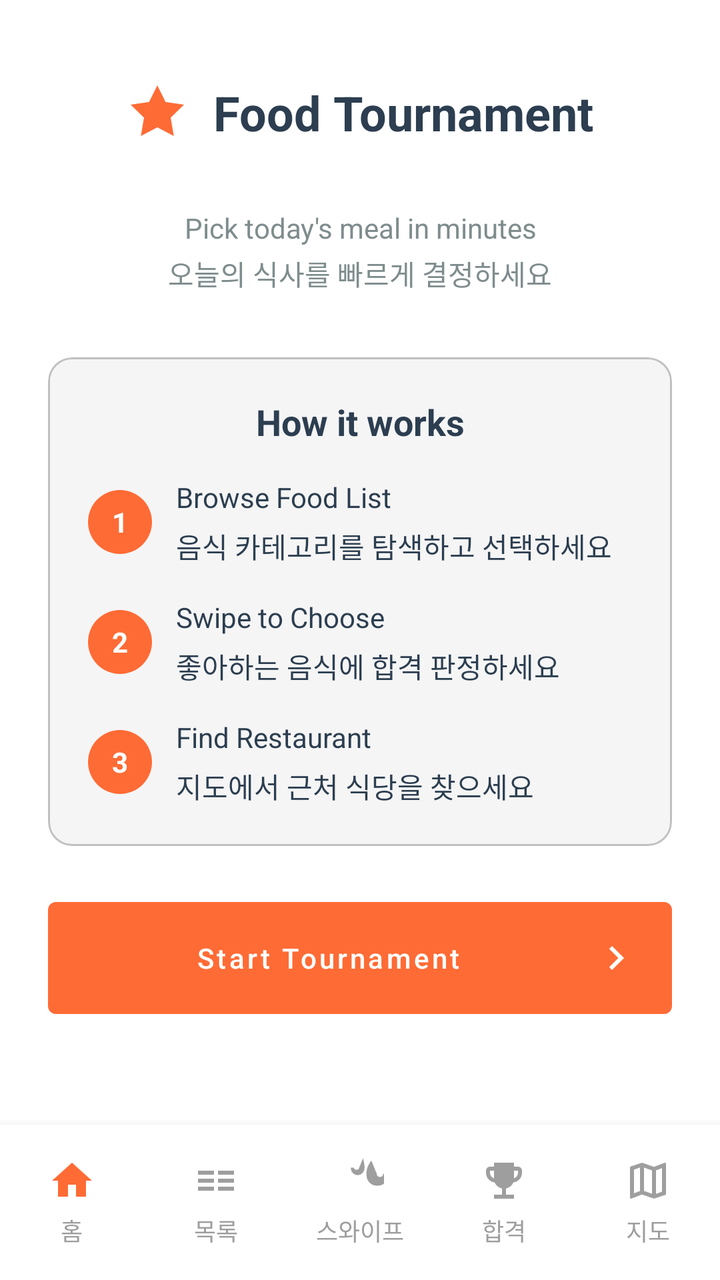
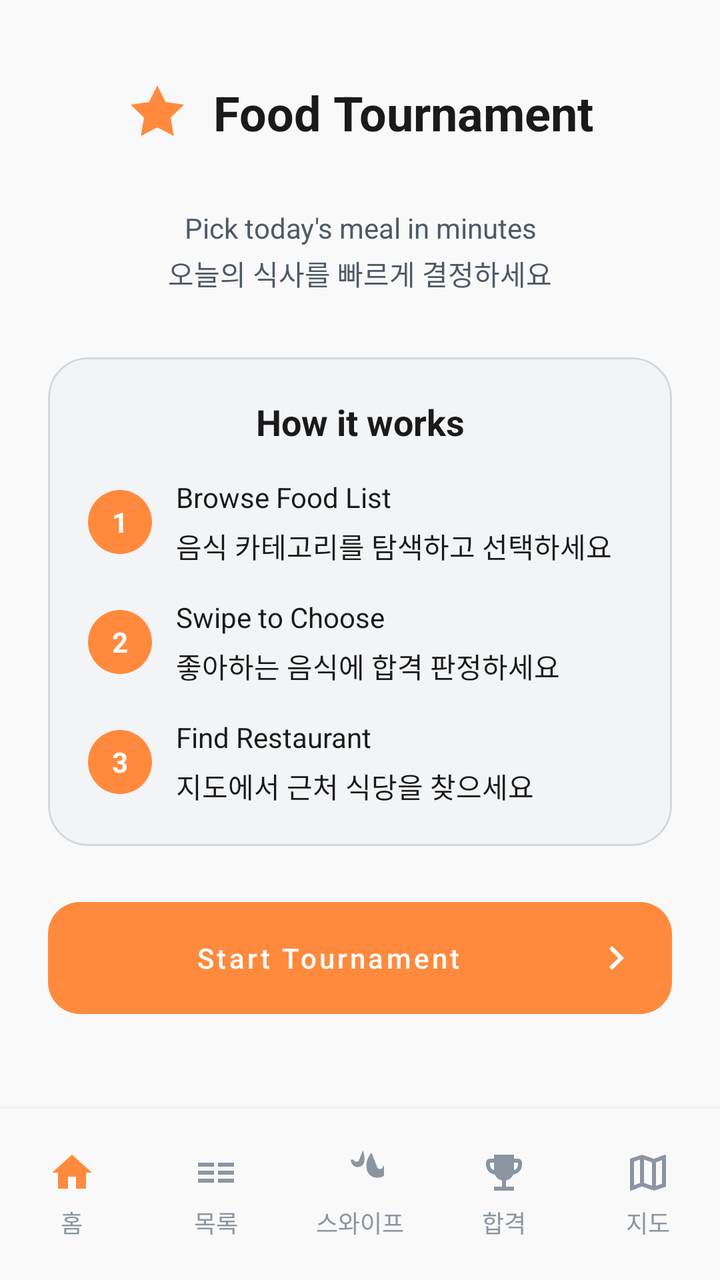

Compare the two renders of this Android layout. The source of the first and the diff that turns it into the second are given below.
<!-- AndroidManifest.xml: application theme Theme.Molip_1st -->
<!-- res/layout/activity_intro.xml -->
<?xml version="1.0" encoding="utf-8"?>
<androidx.constraintlayout.widget.ConstraintLayout xmlns:android="http://schemas.android.com/apk/res/android"
    xmlns:app="http://schemas.android.com/apk/res-auto"
    xmlns:tools="http://schemas.android.com/tools"
    android:layout_width="match_parent"
    android:layout_height="match_parent"
    android:background="@color/white"
    tools:context=".ui.IntroActivity">

    
    <ScrollView
        android:id="@+id/scrollView"
        android:layout_width="0dp"
        android:layout_height="0dp"
        android:fillViewport="true"
        app:layout_constraintBottom_toTopOf="@+id/bottomNavigation"
        app:layout_constraintEnd_toEndOf="parent"
        app:layout_constraintStart_toStartOf="parent"
        app:layout_constraintTop_toTopOf="parent">

        <LinearLayout
            android:layout_width="match_parent"
            android:layout_height="wrap_content"
            android:orientation="vertical"
            android:padding="24dp">

            
            <LinearLayout
                android:layout_width="match_parent"
                android:layout_height="wrap_content"
                android:orientation="horizontal"
                android:gravity="center"
                android:layout_marginTop="16dp"
                android:layout_marginBottom="32dp">

                <ImageView
                    android:id="@+id/headerIcon"
                    android:layout_width="32dp"
                    android:layout_height="32dp"
                    android:src="@drawable/ic_star_orange"
                    android:contentDescription="@string/app_title" />

                <TextView
                    android:id="@+id/titleTextView"
                    android:layout_width="wrap_content"
                    android:layout_height="wrap_content"
                    android:text="@string/app_title"
                    android:textSize="24sp"
                    android:textStyle="bold"
                    android:textColor="@color/text_primary"
                    android:layout_marginStart="12dp" />
            </LinearLayout>

            <TextView
                android:id="@+id/subtitleTextView"
                android:layout_width="match_parent"
                android:layout_height="wrap_content"
                android:text="@string/app_subtitle"
                android:textSize="14sp"
                android:textColor="@color/text_secondary"
                android:gravity="center"
                android:lineSpacingMultiplier="1.2"
                android:layout_marginBottom="32dp" />

            
            <com.google.android.material.card.MaterialCardView
                android:layout_width="match_parent"
                android:layout_height="wrap_content"
                android:layout_marginBottom="24dp"
                app:cardBackgroundColor="@color/card_background_gray"
                app:shapeAppearance="@style/ShapeAppearance.Molip_1st.MediumComponent"
                app:cardElevation="0dp">

                <LinearLayout
                    android:layout_width="match_parent"
                    android:layout_height="wrap_content"
                    android:orientation="vertical"
                    android:padding="20dp">

                    <TextView
                        android:layout_width="match_parent"
                        android:layout_height="wrap_content"
                        android:text="@string/how_it_works_title"
                        android:textSize="18sp"
                        android:textStyle="bold"
                        android:textColor="@color/text_primary"
                        android:gravity="center"
                        android:layout_marginBottom="16dp" />

                    
                    <LinearLayout
                        android:layout_width="match_parent"
                        android:layout_height="wrap_content"
                        android:orientation="horizontal"
                        android:gravity="center_vertical"
                        android:layout_marginBottom="16dp">

                        <TextView
                            android:layout_width="32dp"
                            android:layout_height="32dp"
                            android:background="@drawable/shape_circle_orange"
                            android:gravity="center"
                            android:text="1"
                            android:textColor="@color/white"
                            android:textSize="14sp"
                            android:textStyle="bold" />

                        <TextView
                            android:layout_width="0dp"
                            android:layout_height="wrap_content"
                            android:layout_weight="1"
                            android:text="@string/how_it_works_step1"
                            android:textSize="14sp"
                            android:textColor="@color/text_primary"
                            android:layout_marginStart="12dp"
                            android:lineSpacingMultiplier="1.3" />
                    </LinearLayout>

                    
                    <LinearLayout
                        android:layout_width="match_parent"
                        android:layout_height="wrap_content"
                        android:orientation="horizontal"
                        android:gravity="center_vertical"
                        android:layout_marginBottom="16dp">

                        <TextView
                            android:layout_width="32dp"
                            android:layout_height="32dp"
                            android:background="@drawable/shape_circle_orange"
                            android:gravity="center"
                            android:text="2"
                            android:textColor="@color/white"
                            android:textSize="14sp"
                            android:textStyle="bold" />

                        <TextView
                            android:layout_width="0dp"
                            android:layout_height="wrap_content"
                            android:layout_weight="1"
                            android:text="@string/how_it_works_step2"
                            android:textSize="14sp"
                            android:textColor="@color/text_primary"
                            android:layout_marginStart="12dp"
                            android:lineSpacingMultiplier="1.3" />
                    </LinearLayout>

                    
                    <LinearLayout
                        android:layout_width="match_parent"
                        android:layout_height="wrap_content"
                        android:orientation="horizontal"
                        android:gravity="center_vertical">

                        <TextView
                            android:layout_width="32dp"
                            android:layout_height="32dp"
                            android:background="@drawable/shape_circle_orange"
                            android:gravity="center"
                            android:text="3"
                            android:textColor="@color/white"
                            android:textSize="14sp"
                            android:textStyle="bold" />

                        <TextView
                            android:layout_width="0dp"
                            android:layout_height="wrap_content"
                            android:layout_weight="1"
                            android:text="@string/how_it_works_step3"
                            android:textSize="14sp"
                            android:textColor="@color/text_primary"
                            android:layout_marginStart="12dp"
                            android:lineSpacingMultiplier="1.3" />
                    </LinearLayout>
                </LinearLayout>
            </com.google.android.material.card.MaterialCardView>

            
            <com.google.android.material.card.MaterialCardView
                android:id="@+id/recentWinnerCard"
                android:layout_width="match_parent"
                android:layout_height="wrap_content"
                android:layout_marginBottom="24dp"
                android:visibility="gone"
                app:shapeAppearance="@style/ShapeAppearance.Molip_1st.MediumComponent"
                app:cardElevation="0dp">

                <LinearLayout
                    android:layout_width="match_parent"
                    android:layout_height="wrap_content"
                    android:orientation="horizontal"
                    android:padding="20dp"
                    android:background="@drawable/bg_recent_winner_gradient"
                    android:gravity="center">

                    <TextView
                        android:id="@+id/recentWinnerTitle"
                        android:layout_width="0dp"
                        android:layout_height="wrap_content"
                        android:layout_weight="1"
                        android:text="@string/recent_winner_title"
                        android:textSize="16sp"
                        android:textStyle="bold"
                        android:textColor="@color/text_primary" />

                    <ImageView
                        android:id="@+id/recentWinnerImageView"
                        android:layout_width="64dp"
                        android:layout_height="64dp"
                        android:layout_marginStart="16dp"
                        android:scaleType="fitCenter"
                        android:background="@android:color/transparent"
                        android:contentDescription="Recent winner food"
                        tools:ignore="ContentDescription" />

                    <TextView
                        android:id="@+id/recentWinnerNameTextView"
                        android:layout_width="wrap_content"
                        android:layout_height="wrap_content"
                        android:layout_marginStart="16dp"
                        android:text="육회비빔밥"
                        android:textSize="16sp"
                        android:textStyle="bold"
                        android:textColor="@color/text_primary" />
                </LinearLayout>
            </com.google.android.material.card.MaterialCardView>

            
            <com.google.android.material.button.MaterialButton
                android:id="@+id/startButton"
                android:layout_width="match_parent"
                android:layout_height="wrap_content"
                android:text="@string/start_tournament"
                android:textAppearance="?attr/textAppearanceLabelLarge"
                android:textColor="@color/white"
                app:backgroundTint="@color/md3_color_primary"
                app:shapeAppearance="@style/ShapeAppearance.Molip_1st.SmallComponent"
                android:padding="16dp"
                android:drawableEnd="@drawable/ic_arrow_right"
                android:drawablePadding="8dp"
                android:layout_marginBottom="16dp" />
        </LinearLayout>
    </ScrollView>

    
    <include
        android:id="@+id/bottomNavigation"
        layout="@layout/layout_bottom_navigation"
        android:layout_width="0dp"
        android:layout_height="wrap_content"
        app:layout_constraintBottom_toBottomOf="parent"
        app:layout_constraintEnd_toEndOf="parent"
        app:layout_constraintStart_toStartOf="parent" />

</androidx.constraintlayout.widget.ConstraintLayout>
<!-- res/layout/layout_bottom_navigation.xml (included above) -->
<?xml version="1.0" encoding="utf-8"?>
<LinearLayout xmlns:android="http://schemas.android.com/apk/res/android"
    xmlns:app="http://schemas.android.com/apk/res-auto"
    android:id="@+id/bottomNavigation"
    android:layout_width="match_parent"
    android:layout_height="wrap_content"
    android:orientation="horizontal"
    android:background="@color/white"
    android:paddingTop="8dp"
    android:paddingBottom="8dp"
    android:elevation="8dp">

    
    <LinearLayout
        android:id="@+id/navHome"
        android:layout_width="0dp"
        android:layout_height="wrap_content"
        android:layout_weight="1"
        android:orientation="vertical"
        android:gravity="center"
        android:padding="8dp"
        android:clickable="true"
        android:focusable="true"
        android:background="?attr/selectableItemBackground">

        <ImageView
            android:layout_width="24dp"
            android:layout_height="24dp"
            app:srcCompat="@drawable/ic_home"
            android:contentDescription="@string/nav_home" />

        <TextView
            android:layout_width="wrap_content"
            android:layout_height="wrap_content"
            android:text="@string/nav_home"
            android:textSize="12sp"
            android:textColor="@color/navigation_unselected"
            android:layout_marginTop="4dp" />
    </LinearLayout>

    
    <LinearLayout
        android:id="@+id/navList"
        android:layout_width="0dp"
        android:layout_height="wrap_content"
        android:layout_weight="1"
        android:orientation="vertical"
        android:gravity="center"
        android:padding="8dp"
        android:clickable="true"
        android:focusable="true"
        android:background="?attr/selectableItemBackground">

        <ImageView
            android:layout_width="24dp"
            android:layout_height="24dp"
            app:srcCompat="@drawable/ic_list"
            android:contentDescription="@string/nav_list" />

        <TextView
            android:layout_width="wrap_content"
            android:layout_height="wrap_content"
            android:text="@string/nav_list"
            android:textSize="12sp"
            android:textColor="@color/navigation_unselected"
            android:layout_marginTop="4dp" />
    </LinearLayout>

    
    <LinearLayout
        android:id="@+id/navSwipe"
        android:layout_width="0dp"
        android:layout_height="wrap_content"
        android:layout_weight="1"
        android:orientation="vertical"
        android:gravity="center"
        android:padding="8dp"
        android:clickable="true"
        android:focusable="true"
        android:background="?attr/selectableItemBackground">

        <ImageView
            android:layout_width="24dp"
            android:layout_height="24dp"
            app:srcCompat="@drawable/ic_swipe"
            android:contentDescription="@string/nav_swipe" />

        <TextView
            android:layout_width="wrap_content"
            android:layout_height="wrap_content"
            android:text="@string/nav_swipe"
            android:textSize="12sp"
            android:textColor="@color/navigation_unselected"
            android:layout_marginTop="4dp" />
    </LinearLayout>

    
    <LinearLayout
        android:id="@+id/navAccepted"
        android:layout_width="0dp"
        android:layout_height="wrap_content"
        android:layout_weight="1"
        android:orientation="vertical"
        android:gravity="center"
        android:padding="8dp"
        android:clickable="true"
        android:focusable="true"
        android:background="?attr/selectableItemBackground">

        <ImageView
            android:layout_width="24dp"
            android:layout_height="24dp"
            app:srcCompat="@drawable/ic_trophy"
            android:contentDescription="@string/nav_accepted" />

        <TextView
            android:layout_width="wrap_content"
            android:layout_height="wrap_content"
            android:text="@string/nav_accepted"
            android:textSize="12sp"
            android:textColor="@color/navigation_unselected"
            android:layout_marginTop="4dp" />
    </LinearLayout>

    
    <LinearLayout
        android:id="@+id/navMap"
        android:layout_width="0dp"
        android:layout_height="wrap_content"
        android:layout_weight="1"
        android:orientation="vertical"
        android:gravity="center"
        android:padding="8dp"
        android:clickable="true"
        android:focusable="true"
        android:background="?attr/selectableItemBackground">

        <ImageView
            android:layout_width="24dp"
            android:layout_height="24dp"
            app:srcCompat="@drawable/ic_map"
            android:contentDescription="@string/nav_map" />

        <TextView
            android:layout_width="wrap_content"
            android:layout_height="wrap_content"
            android:text="@string/nav_map"
            android:textSize="12sp"
            android:textColor="@color/navigation_unselected"
            android:layout_marginTop="4dp" />
    </LinearLayout>
</LinearLayout>
<!-- resources referenced by this layout -->
<resources>
  <color name="card_background_gray">#F5F5F5</color>
  <color name="md3_color_primary">#FF6B35</color>
  <color name="navigation_unselected">#9E9E9E</color>
  <color name="text_primary">#2C3E50</color>
  <color name="text_secondary">#7F8C8D</color>
  <!-- drawable bg_recent_winner_gradient (drawable) -->
  <?xml version="1.0" encoding="utf-8"?>
  <shape xmlns:android="http://schemas.android.com/apk/res/android">
      <gradient
          android:type="linear"
          android:angle="135"
          android:startColor="@color/recent_winner_yellow_start"
          android:endColor="@color/recent_winner_yellow_end" />
      <corners android:radius="12dp" />
  </shape>
  <style name="ShapeAppearance.Molip_1st.MediumComponent" parent="ShapeAppearance.Material3.MediumComponent">
          <item name="cornerFamilyTopLeft">rounded</item>
          <item name="cornerFamilyTopRight">rounded</item>
          <item name="cornerFamilyBottomLeft">rounded</item>
          <item name="cornerFamilyBottomRight">rounded</item>
          <item name="cornerSizeTopLeft">12dp</item>
          <item name="cornerSizeTopRight">12dp</item>
          <item name="cornerSizeBottomLeft">12dp</item>
          <item name="cornerSizeBottomRight">12dp</item>
      </style>
  <style name="ShapeAppearance.Molip_1st.SmallComponent" parent="ShapeAppearance.Material3.SmallComponent">
          <item name="cornerFamilyTopLeft">rounded</item>
          <item name="cornerFamilyTopRight">rounded</item>
          <item name="cornerFamilyBottomLeft">rounded</item>
          <item name="cornerFamilyBottomRight">rounded</item>
          <item name="cornerSizeTopLeft">4dp</item>
          <item name="cornerSizeTopRight">4dp</item>
          <item name="cornerSizeBottomLeft">4dp</item>
          <item name="cornerSizeBottomRight">4dp</item>
      </style>
  <color name="recent_winner_yellow_start">#FFF9C4</color>
  <color name="recent_winner_yellow_end">#FFF59D</color>
  <color name="primary_orange">#FF6B35</color>
  <color name="md3_color_primary_container">#FFE0D6</color>
  <color name="md3_color_secondary">#F1C40F</color>
  <color name="md3_color_secondary_container">#FFF9C4</color>
  <color name="md3_color_tertiary">#E63946</color>
  <color name="md3_color_tertiary_container">#FFE0E3</color>
  <color name="md3_color_surface">#FFF8F5</color>
  <color name="md3_color_on_surface">#2C3E50</color>
  <color name="md3_color_surface_variant">#F5F5F5</color>
  <color name="md3_color_on_surface_variant">#7F8C8D</color>
  <color name="md3_color_outline">#E0E0E0</color>
  <color name="md3_color_outline_variant">#C0C0C0</color>
  <color name="md3_color_background">#FFF8F5</color>
  <color name="md3_color_on_background">#2C3E50</color>
  <style name="TextAppearance.Molip_1st.TitleLarge" parent="TextAppearance.Material3.TitleLarge">
          <item name="android:textSize">22sp</item>
          <item name="android:lineHeight">28sp</item>
          <item name="android:letterSpacing">0</item>
          <item name="android:fontFamily">sans-serif-medium</item>
      </style>
  <style name="TextAppearance.Molip_1st.TitleMedium" parent="TextAppearance.Material3.TitleMedium">
          <item name="android:textSize">16sp</item>
          <item name="android:lineHeight">24sp</item>
          <item name="android:letterSpacing">0.15</item>
          <item name="android:fontFamily">sans-serif-medium</item>
      </style>
  <style name="TextAppearance.Molip_1st.TitleSmall" parent="TextAppearance.Material3.TitleSmall">
          <item name="android:textSize">14sp</item>
          <item name="android:lineHeight">20sp</item>
          <item name="android:letterSpacing">0.1</item>
          <item name="android:fontFamily">sans-serif-medium</item>
      </style>
  <style name="TextAppearance.Molip_1st.BodyLarge" parent="TextAppearance.Material3.BodyLarge">
          <item name="android:textSize">16sp</item>
          <item name="android:lineHeight">24sp</item>
          <item name="android:letterSpacing">0.5</item>
          <item name="android:fontFamily">sans-serif</item>
      </style>
  <style name="TextAppearance.Molip_1st.BodyMedium" parent="TextAppearance.Material3.BodyMedium">
          <item name="android:textSize">14sp</item>
          <item name="android:lineHeight">20sp</item>
          <item name="android:letterSpacing">0.25</item>
          <item name="android:fontFamily">sans-serif</item>
      </style>
  <style name="TextAppearance.Molip_1st.BodySmall" parent="TextAppearance.Material3.BodySmall">
          <item name="android:textSize">12sp</item>
          <item name="android:lineHeight">16sp</item>
          <item name="android:letterSpacing">0.4</item>
          <item name="android:fontFamily">sans-serif</item>
      </style>
  <!-- unchanged entries left out for length: 45 -->
</resources>

<!-- the commit's change to res/layout/activity_intro.xml (unified diff, before → after) -->
@@ -4,7 +4,7 @@
     xmlns:tools="http://schemas.android.com/tools"
     android:layout_width="match_parent"
     android:layout_height="match_parent"
-    android:background="@color/white"
+    android:background="@color/md3_color_background"
     tools:context=".ui.IntroActivity">
 
     
@@ -261,10 +261,10 @@
     android:layout_width="match_parent"
     android:layout_height="wrap_content"
     android:orientation="horizontal"
-    android:background="@color/white"
-    android:paddingTop="8dp"
-    android:paddingBottom="8dp"
-    android:elevation="8dp">
+    android:background="@color/md3_color_background"
+    android:paddingTop="12dp"
+    android:paddingBottom="12dp"
+    android:elevation="4dp">
 
     
     <LinearLayout
<!-- resource entries referenced after the edit -->
@@ -1,10 +1,10 @@
 <!-- resources referenced by this layout -->
 <resources>
-  <color name="card_background_gray">#F5F5F5</color>
-  <color name="md3_color_primary">#FF6B35</color>
-  <color name="navigation_unselected">#9E9E9E</color>
-  <color name="text_primary">#2C3E50</color>
-  <color name="text_secondary">#7F8C8D</color>
+  <color name="card_background_gray">#F2F4F6</color>
+  <color name="md3_color_primary">#FF8A3D</color>
+  <color name="navigation_unselected">#8B95A1</color>
+  <color name="text_primary">#1A1A1A</color>
+  <color name="text_secondary">#4E5968</color>
   <!-- drawable bg_recent_winner_gradient (drawable) -->
   <?xml version="1.0" encoding="utf-8"?>
   <shape xmlns:android="http://schemas.android.com/apk/res/android">
@@ -13,79 +13,87 @@
           android:angle="135"
           android:startColor="@color/recent_winner_yellow_start"
           android:endColor="@color/recent_winner_yellow_end" />
-      <corners android:radius="12dp" />
+      <corners android:radius="20dp" />
   </shape>
   <style name="ShapeAppearance.Molip_1st.MediumComponent" parent="ShapeAppearance.Material3.MediumComponent">
           <item name="cornerFamilyTopLeft">rounded</item>
           <item name="cornerFamilyTopRight">rounded</item>
           <item name="cornerFamilyBottomLeft">rounded</item>
           <item name="cornerFamilyBottomRight">rounded</item>
-          <item name="cornerSizeTopLeft">12dp</item>
-          <item name="cornerSizeTopRight">12dp</item>
-          <item name="cornerSizeBottomLeft">12dp</item>
-          <item name="cornerSizeBottomRight">12dp</item>
+          <item name="cornerSizeTopLeft">20dp</item>
+          <item name="cornerSizeTopRight">20dp</item>
+          <item name="cornerSizeBottomLeft">20dp</item>
+          <item name="cornerSizeBottomRight">20dp</item>
       </style>
   <style name="ShapeAppearance.Molip_1st.SmallComponent" parent="ShapeAppearance.Material3.SmallComponent">
           <item name="cornerFamilyTopLeft">rounded</item>
           <item name="cornerFamilyTopRight">rounded</item>
           <item name="cornerFamilyBottomLeft">rounded</item>
           <item name="cornerFamilyBottomRight">rounded</item>
-          <item name="cornerSizeTopLeft">4dp</item>
-          <item name="cornerSizeTopRight">4dp</item>
-          <item name="cornerSizeBottomLeft">4dp</item>
-          <item name="cornerSizeBottomRight">4dp</item>
+          <item name="cornerSizeTopLeft">16dp</item>
+          <item name="cornerSizeTopRight">16dp</item>
+          <item name="cornerSizeBottomLeft">16dp</item>
+          <item name="cornerSizeBottomRight">16dp</item>
       </style>
-  <color name="recent_winner_yellow_start">#FFF9C4</color>
-  <color name="recent_winner_yellow_end">#FFF59D</color>
-  <color name="primary_orange">#FF6B35</color>
-  <color name="md3_color_primary_container">#FFE0D6</color>
-  <color name="md3_color_secondary">#F1C40F</color>
-  <color name="md3_color_secondary_container">#FFF9C4</color>
-  <color name="md3_color_tertiary">#E63946</color>
-  <color name="md3_color_tertiary_container">#FFE0E3</color>
-  <color name="md3_color_surface">#FFF8F5</color>
-  <color name="md3_color_on_surface">#2C3E50</color>
-  <color name="md3_color_surface_variant">#F5F5F5</color>
-  <color name="md3_color_on_surface_variant">#7F8C8D</color>
-  <color name="md3_color_outline">#E0E0E0</color>
-  <color name="md3_color_outline_variant">#C0C0C0</color>
-  <color name="md3_color_background">#FFF8F5</color>
-  <color name="md3_color_on_background">#2C3E50</color>
+  <color name="recent_winner_yellow_start">#FFF5E6</color>
+  <color name="recent_winner_yellow_end">#FFE8D6</color>
+  <color name="primary_orange">#FF8A3D</color>
+  <color name="md3_color_primary_container">#FFE8D6</color>
+  <color name="md3_color_secondary">#FFB84D</color>
+  <color name="md3_color_secondary_container">#FFF5E6</color>
+  <color name="md3_color_tertiary">#FF6B6B</color>
+  <color name="md3_color_tertiary_container">#FFE8E8</color>
+  <color name="md3_color_surface">#F9F9F9</color>
+  <color name="md3_color_on_surface">#1A1A1A</color>
+  <color name="md3_color_surface_variant">#F2F4F6</color>
+  <color name="md3_color_on_surface_variant">#4E5968</color>
+  <color name="md3_color_outline">#E5E8EB</color>
+  <color name="md3_color_outline_variant">#D1D9E0</color>
+  <color name="md3_color_background">#F9F9F9</color>
+  <color name="md3_color_on_background">#1A1A1A</color>
   <style name="TextAppearance.Molip_1st.TitleLarge" parent="TextAppearance.Material3.TitleLarge">
           <item name="android:textSize">22sp</item>
           <item name="android:lineHeight">28sp</item>
           <item name="android:letterSpacing">0</item>
           <item name="android:fontFamily">sans-serif-medium</item>
+          <item name="android:textStyle">bold</item>
+          <item name="android:textColor">@color/text_primary</item>
       </style>
   <style name="TextAppearance.Molip_1st.TitleMedium" parent="TextAppearance.Material3.TitleMedium">
           <item name="android:textSize">16sp</item>
           <item name="android:lineHeight">24sp</item>
-          <item name="android:letterSpacing">0.15</item>
+          <item name="android:letterSpacing">0.1</item>
           <item name="android:fontFamily">sans-serif-medium</item>
+          <item name="android:textStyle">bold</item>
+          <item name="android:textColor">@color/text_primary</item>
       </style>
   <style name="TextAppearance.Molip_1st.TitleSmall" parent="TextAppearance.Material3.TitleSmall">
           <item name="android:textSize">14sp</item>
           <item name="android:lineHeight">20sp</item>
-          <item name="android:letterSpacing">0.1</item>
+          <item name="android:letterSpacing">0.05</item>
           <item name="android:fontFamily">sans-serif-medium</item>
+          <item name="android:textColor">@color/text_primary</item>
       </style>
   <style name="TextAppearance.Molip_1st.BodyLarge" parent="TextAppearance.Material3.BodyLarge">
           <item name="android:textSize">16sp</item>
           <item name="android:lineHeight">24sp</item>
-          <item name="android:letterSpacing">0.5</item>
+          <item name="android:letterSpacing">0.15</item>
           <item name="android:fontFamily">sans-serif</item>
+          <item name="android:textColor">@color/text_secondary</item>
       </style>
   <style name="TextAppearance.Molip_1st.BodyMedium" parent="TextAppearance.Material3.BodyMedium">
           <item name="android:textSize">14sp</item>
           <item name="android:lineHeight">20sp</item>
-          <item name="android:letterSpacing">0.25</item>
+          <item name="android:letterSpacing">0.1</item>
           <item name="android:fontFamily">sans-serif</item>
+          <item name="android:textColor">@color/text_secondary</item>
       </style>
   <style name="TextAppearance.Molip_1st.BodySmall" parent="TextAppearance.Material3.BodySmall">
           <item name="android:textSize">12sp</item>
           <item name="android:lineHeight">16sp</item>
-          <item name="android:letterSpacing">0.4</item>
+          <item name="android:letterSpacing">0.1</item>
           <item name="android:fontFamily">sans-serif</item>
+          <item name="android:textColor">@color/text_secondary</item>
       </style>
   <!-- unchanged entries left out for length: 45 -->
 </resources>
